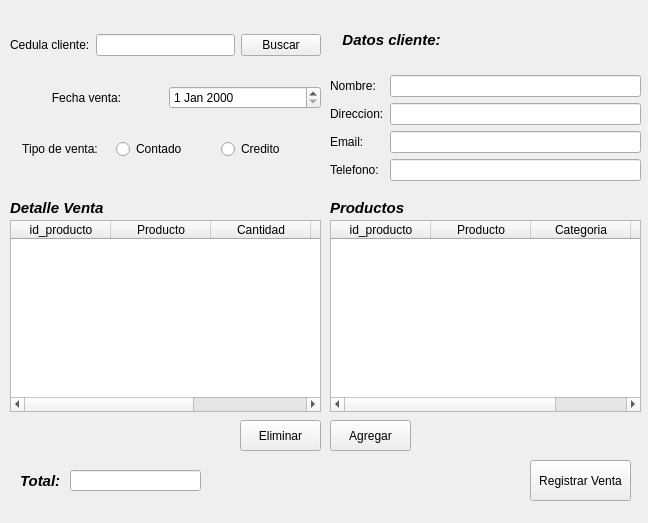
Before: the Qt Designer form GUI/RegitrarVenta.ui in GT09Neil/proyecto_ventas, drawn with Qt 5.
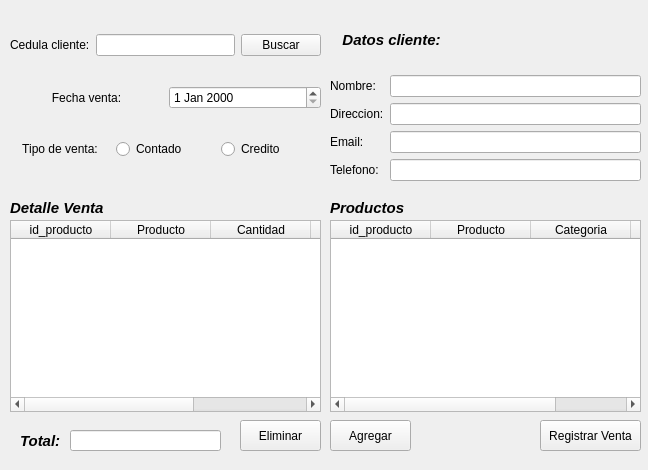
After: the same form once the commit is applied.

Diff of the .ui file:
```diff
--- a/GUI/RegitrarVenta.ui
+++ b/GUI/RegitrarVenta.ui
@@ -7,7 +7,7 @@
     <x>0</x>
     <y>0</y>
     <width>648</width>
-    <height>523</height>
+    <height>470</height>
    </rect>
   </property>
   <property name="windowTitle">
@@ -317,10 +317,10 @@
   <widget class="QPushButton" name="RegitrarBTN">
    <property name="geometry">
     <rect>
-     <x>530</x>
-     <y>460</y>
+     <x>540</x>
+     <y>420</y>
      <width>101</width>
-     <height>41</height>
+     <height>31</height>
     </rect>
    </property>
    <property name="text">
@@ -331,7 +331,7 @@
    <property name="geometry">
     <rect>
      <x>20</x>
-     <y>470</y>
+     <y>430</y>
      <width>51</width>
      <height>21</height>
     </rect>
@@ -351,8 +351,8 @@
    <property name="geometry">
     <rect>
      <x>70</x>
-     <y>470</y>
-     <width>131</width>
+     <y>430</y>
+     <width>151</width>
      <height>21</height>
     </rect>
    </property>
```
Left out of the diff: 12 changed lines with no effect on the pictures.
